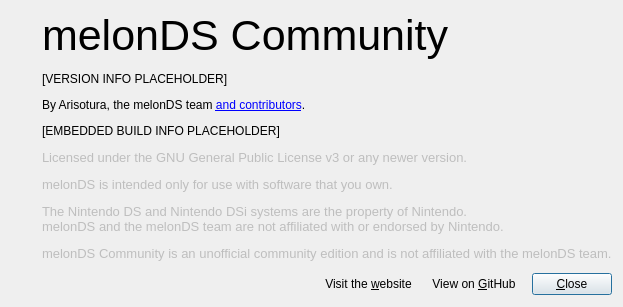
This is src/frontend/qt_sdl/AboutDialog.ui in doomsday616/melonDS as Qt 5 draws it before an edit. The edited form follows.
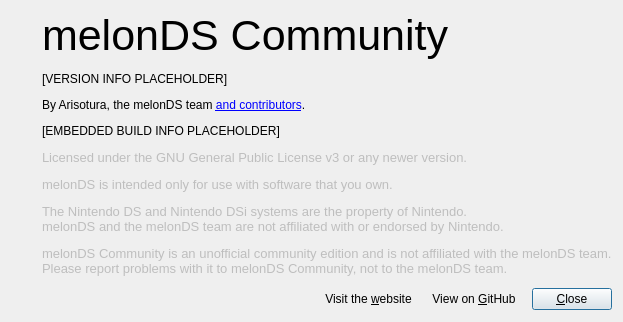
This is the edited form. Icons and pictures are not drawn.

Commit message:
State clearly that this is not the official melonDS and where to report problems
README (8 languages): notice that this is not the official melonDS, problems go to this repository's issues, and translations are meant to be offered upstream. About dialog: one translated sentence asking users to report problems here, not to the melonDS team. Version 1.2.3.

```diff
--- a/src/frontend/qt_sdl/AboutDialog.ui
+++ b/src/frontend/qt_sdl/AboutDialog.ui
@@ -162,7 +162,7 @@
           </font>
          </property>
          <property name="text">
-          <string>&lt;html&gt;&lt;head/&gt;&lt;body&gt;&lt;p&gt;Licensed under the GNU General Public License v3 or any newer version.&lt;/p&gt;&lt;p&gt;melonDS is intended only for use with software that you own.&lt;/p&gt;&lt;p&gt;The Nintendo DS and Nintendo DSi systems are the property of Nintendo.&lt;br /&gt;melonDS and the melonDS team are not affiliated with or endorsed by Nintendo.&lt;/p&gt;&lt;p&gt;melonDS Community is an unofficial community edition and is not affiliated with the melonDS team.&lt;/p&gt;&lt;/body&gt;&lt;/html&gt;</string>
+          <string>&lt;html&gt;&lt;head/&gt;&lt;body&gt;&lt;p&gt;Licensed under the GNU General Public License v3 or any newer version.&lt;/p&gt;&lt;p&gt;melonDS is intended only for use with software that you own.&lt;/p&gt;&lt;p&gt;The Nintendo DS and Nintendo DSi systems are the property of Nintendo.&lt;br /&gt;melonDS and the melonDS team are not affiliated with or endorsed by Nintendo.&lt;/p&gt;&lt;p&gt;melonDS Community is an unofficial community edition and is not affiliated with the melonDS team.&lt;br /&gt;Please report problems with it to melonDS Community, not to the melonDS team.&lt;/p&gt;&lt;/body&gt;&lt;/html&gt;</string>
          </property>
          <property name="textFormat">
           <enum>Qt::TextFormat::RichText</enum>
```
The commit also changes 24 other files.
